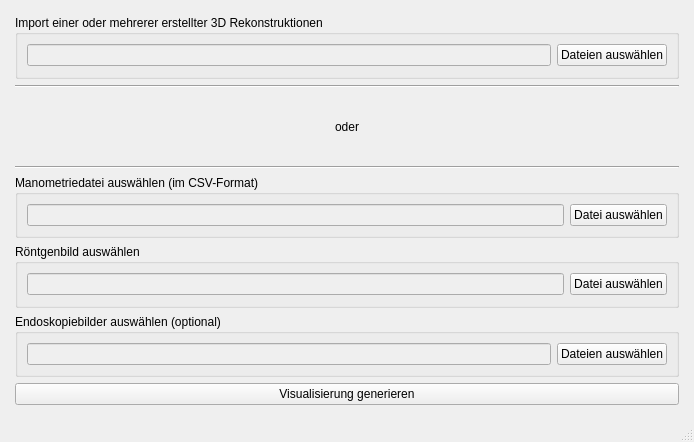
Qt form 3drekonstruktionspeiseroehre/ui-files/file_selection_window_design.ui (ds-lab/EsophagusVisualization) before a commit.
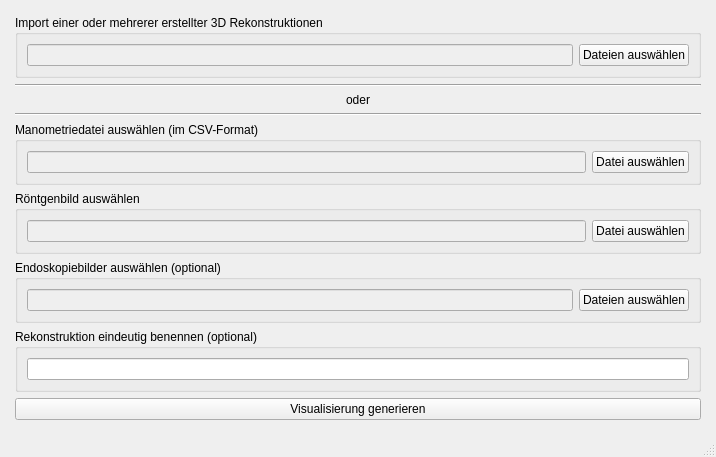
The same form after that commit.

What changed in the file:
```diff
--- a/3drekonstruktionspeiseroehre/ui-files/file_selection_window_design.ui
+++ b/3drekonstruktionspeiseroehre/ui-files/file_selection_window_design.ui
@@ -6,8 +6,8 @@
    <rect>
     <x>0</x>
     <y>0</y>
-    <width>694</width>
-    <height>442</height>
+    <width>716</width>
+    <height>420</height>
    </rect>
   </property>
   <property name="windowTitle">
@@ -41,12 +41,6 @@
       </item>
       <item row="2" column="0">
        <widget class="QLabel" name="label">
-        <property name="minimumSize">
-         <size>
-          <width>0</width>
-          <height>66</height>
-         </size>
-        </property>
         <property name="text">
          <string>&lt;html&gt;&lt;head/&gt;&lt;body&gt;&lt;p align=&quot;center&quot;&gt;oder&lt;/p&gt;&lt;/body&gt;&lt;/html&gt;</string>
         </property>
@@ -160,7 +154,7 @@
         </layout>
        </widget>
       </item>
-      <item row="7" column="0">
+      <item row="8" column="0">
        <widget class="QPushButton" name="visualization_button">
         <property name="text">
          <string>Visualisierung generieren</string>
@@ -174,6 +168,25 @@
         </property>
        </widget>
       </item>
+      <item row="3" column="0">
+       <widget class="Line" name="line">
+        <property name="orientation">
+         <enum>Qt::Horizontal</enum>
+        </property>
+       </widget>
+      </item>
+      <item row="7" column="0">
+       <widget class="QGroupBox" name="groupBox_5">
+        <property name="title">
+         <string>Rekonstruktion eindeutig benennen (optional)</string>
+        </property>
+        <layout class="QVBoxLayout" name="verticalLayout">
+         <item>
+          <widget class="QLineEdit" name="visualization_namefield"/>
+         </item>
+        </layout>
+       </widget>
+      </item>
      </layout>
     </item>
    </layout>
```
Left out of the diff: 64 changed lines with no effect on the pictures.
